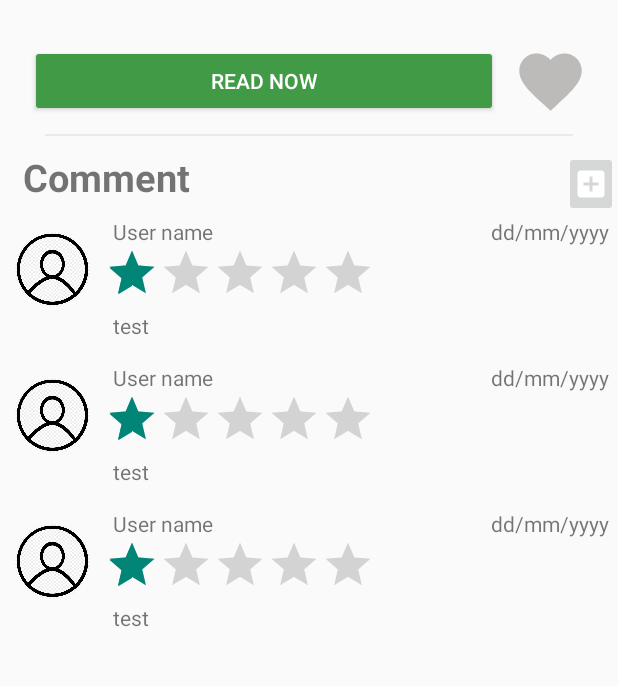
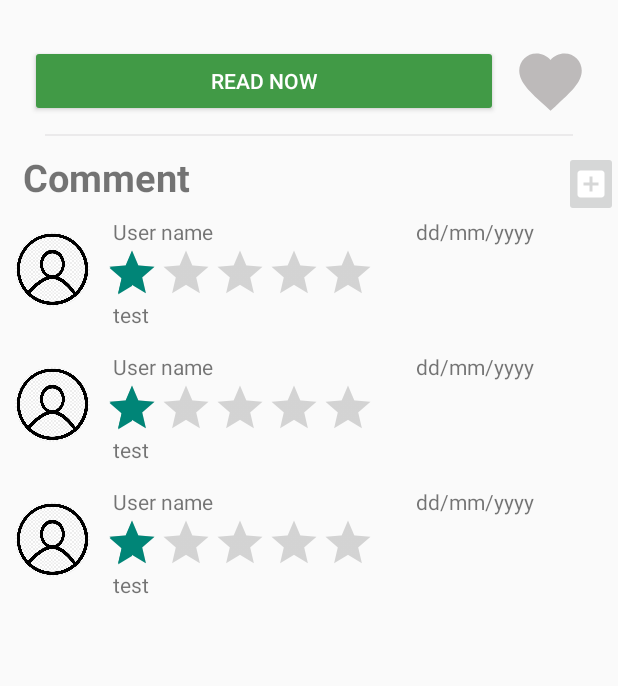
Before and after one commit to dangpham3040/Doannhom4_quanlysach, an Android app: the layout activity_book_detail.xml on its own in the app's theme, with its tools: preview values and no code run, on a phone screen of 412 x 824 dp, the part 389-1075 px from its top. Run offline under Robolectric (Android 15) with nearby library versions, the phone set to English and light mode, and no system bars; Roboto replaces fonts that are not available here.

Commit message:
v 3.4(Update UI)

```diff
--- a/app/src/main/java/com/example/doannhom4_quanlythuvien/Notification/FirebaseMsgService.java
+++ b/app/src/main/java/com/example/doannhom4_quanlythuvien/Notification/FirebaseMsgService.java
@@ -44,7 +44,8 @@ public class FirebaseMsgService extends FirebaseMessagingService {
                 .setWhen(System.currentTimeMillis())
                 .setPriority(NotificationCompat.PRIORITY_MAX)
                 .setContentTitle(rm.getNotification().getTitle())
-                .setContentText(rm.getNotification().getBody()).setAutoCancel(true).setContentIntent(pendingIntent);
+                .setContentText(rm.getNotification().getBody())
+                .setContentIntent(pendingIntent);
         ;
         NotificationManager manager = (NotificationManager) getSystemService(NOTIFICATION_SERVICE);
         if (Build.VERSION.SDK_INT >= Build.VERSION_CODES.O) {
--- a/app/src/main/java/com/example/doannhom4_quanlythuvien/ui/Book_detail.java
+++ b/app/src/main/java/com/example/doannhom4_quanlythuvien/ui/Book_detail.java
@@ -162,7 +162,8 @@ public class Book_detail extends AppCompatActivity {
         chitiet = (Book) getIntent().getSerializableExtra("chitiet");
         title = findViewById(R.id.title);
         title.setText(chitiet.getTitle());
-        if(chitiet.getTitle().length()<20){
+
+        if(chitiet.getTitle().length()<25){
             title.setTextSize(25f);
         }
         goback = findViewById(R.id.goback);
@@ -186,11 +187,12 @@ public class Book_detail extends AppCompatActivity {
         ReadMoreTextView readMoreTextView = new ReadMoreTextView();
         readMoreTextView.setTextView(book_describe);
         readMoreTextView.setMaximumLine(10);
-        if (book_describe.getText().length() >100 ) {
+        if (book_describe.getText().length() >350) {
             readMoreTextView.setCollapseText("See Less");
             readMoreTextView.setExpandText("See More");
             readMoreTextView.setColorCode("#e74c3c");
             readMoreTextView.setReadMore();
+
         }
 
         //gan du lieu
--- a/app/src/main/res/layout/item_comment.xml
+++ b/app/src/main/res/layout/item_comment.xml
@@ -27,7 +27,7 @@
                 android:layout_height="wrap_content"
                 android:layout_weight="1"
                 android:orientation="horizontal"
-                android:weightSum="4">
+                android:weightSum="5">
 
                 <TextView
                     android:id="@+id/username"
@@ -41,7 +41,7 @@
                     android:id="@+id/date"
                     android:layout_width="0dp"
                     android:layout_height="wrap_content"
-                    android:layout_weight="1"
+                    android:layout_weight="2"
                     android:text="dd/mm/yyyy" />
             </LinearLayout>
 
@@ -49,7 +49,7 @@
                 android:id="@+id/rating"
                 style="?android:attr/ratingBarStyleIndicator"
                 android:layout_width="wrap_content"
-                android:layout_height="43dp"
+                android:layout_height="wrap_content"
                 android:layout_weight="1"
                 android:numStars="5"
                 android:rating="1"
--- a/app/src/main/res/values/strings.xml
+++ b/app/src/main/res/values/strings.xml
@@ -104,7 +104,7 @@ Cuốn sách này mang lại cho tôi rất nhiều nhiều kiến thức hay tr
     <!-- preference -->
     <string name="sp_key_on_off_random_color">key_on_off_random_color</string>
     <string name="sp_title_on_off_random_color">Enable/Disable Random Color</string>
-<string name="EditProfile">Edit Profile</string>
+    <string name="EditProfile">Edit Profile</string>
     <string name="Changepass">Change PassWord</string>
     <string name="Search">Seach</string>
     <string name="language">English</string>
@@ -121,4 +121,5 @@ Cuốn sách này mang lại cho tôi rất nhiều nhiều kiến thức hay tr
     <string name="gioitinh">Sex</string>
     <string name="addbook">Add Book</string>
     <string name="Management">Management</string>
+    <string name="thongbaodamhky">Sign Up Success</string>
 </resources>
```
Also changed, not shown: app/src/main/java/com/example/doannhom4_quanlythuvien/ui/Register.java (+25 -1 lines), 1 other file.
